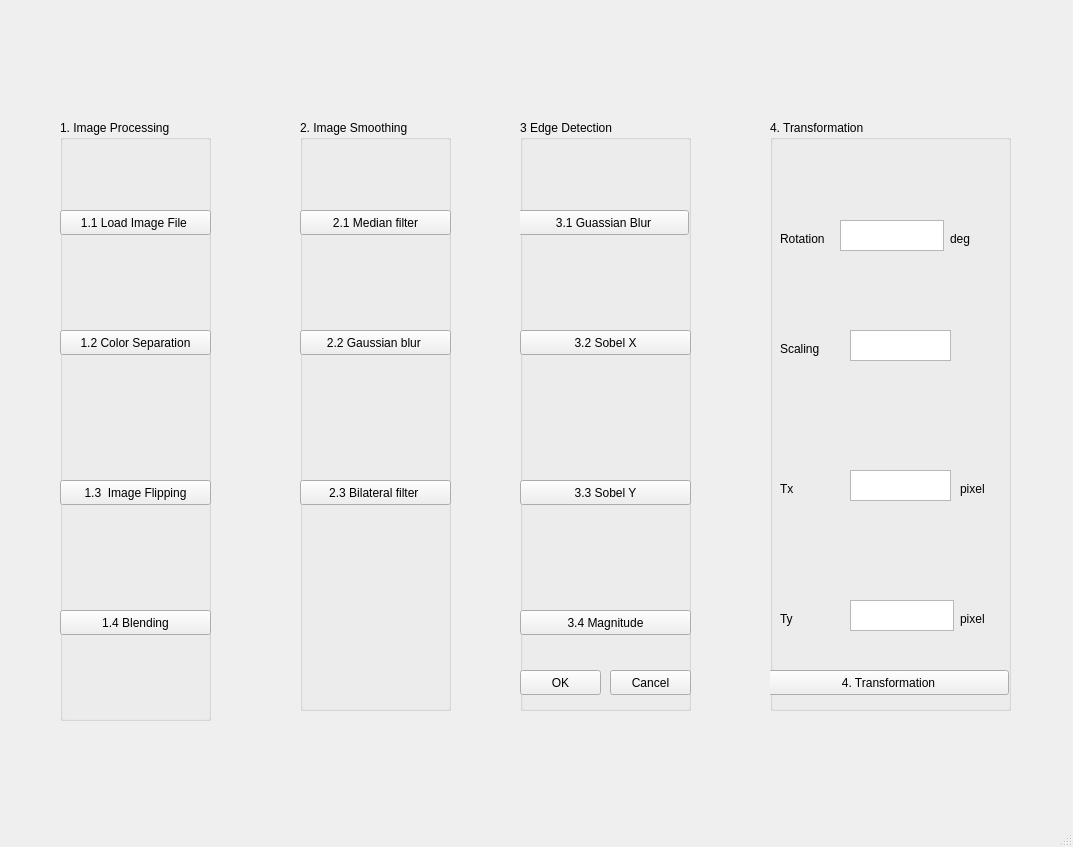
Old version of the form computer_vision/project1/UI.ui in the repository shangrex/Homework.
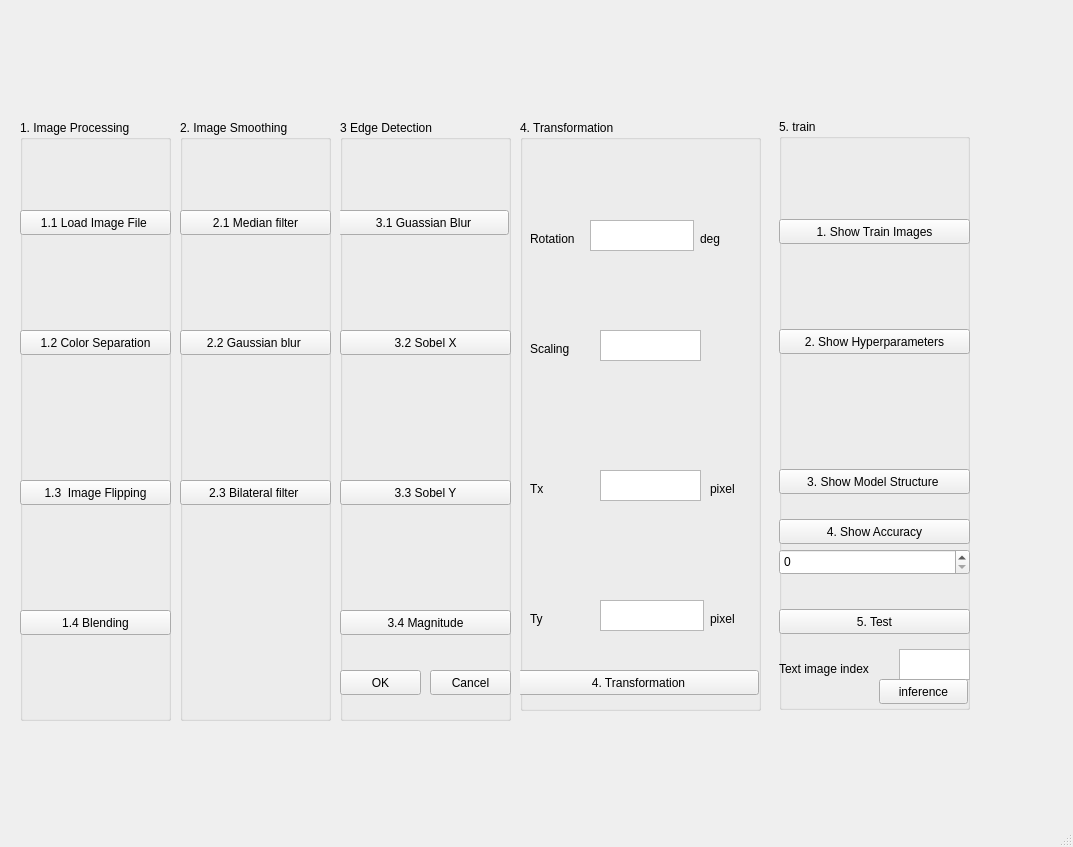
New version of the form.

```diff
--- a/computer_vision/project1/UI.ui
+++ b/computer_vision/project1/UI.ui
@@ -17,7 +17,7 @@
    <widget class="QGroupBox" name="groupBox">
     <property name="geometry">
      <rect>
-      <x>60</x>
+      <x>20</x>
       <y>120</y>
       <width>151</width>
       <height>601</height>
@@ -82,10 +82,10 @@
    <widget class="QGroupBox" name="groupBox_2">
     <property name="geometry">
      <rect>
-      <x>300</x>
+      <x>180</x>
       <y>120</y>
       <width>151</width>
-      <height>591</height>
+      <height>601</height>
      </rect>
     </property>
     <property name="title">
@@ -134,10 +134,10 @@
    <widget class="QGroupBox" name="groupBox_3">
     <property name="geometry">
      <rect>
-      <x>520</x>
+      <x>340</x>
       <y>120</y>
       <width>171</width>
-      <height>591</height>
+      <height>601</height>
      </rect>
     </property>
     <property name="title">
@@ -225,7 +225,7 @@
    <widget class="QGroupBox" name="groupBox_4">
     <property name="geometry">
      <rect>
-      <x>770</x>
+      <x>520</x>
       <y>120</y>
       <width>241</width>
       <height>591</height>
@@ -379,6 +379,130 @@
      </property>
     </widget>
    </widget>
+   <widget class="QGroupBox" name="groupBox5">
+    <property name="geometry">
+     <rect>
+      <x>779</x>
+      <y>119</y>
+      <width>191</width>
+      <height>591</height>
+     </rect>
+    </property>
+    <property name="title">
+     <string>5. train</string>
+    </property>
+    <widget class="QPushButton" name="showimages_Button">
+     <property name="geometry">
+      <rect>
+       <x>0</x>
+       <y>100</y>
+       <width>191</width>
+       <height>25</height>
+      </rect>
+     </property>
+     <property name="text">
+      <string>1. Show Train Images</string>
+     </property>
+    </widget>
+    <widget class="QPushButton" name="showparameters_Button">
+     <property name="geometry">
+      <rect>
+       <x>0</x>
+       <y>210</y>
+       <width>191</width>
+       <height>25</height>
+      </rect>
+     </property>
+     <property name="text">
+      <string>2. Show Hyperparameters</string>
+     </property>
+    </widget>
+    <widget class="QPushButton" name="showmodel_Button">
+     <property name="geometry">
+      <rect>
+       <x>0</x>
+       <y>350</y>
+       <width>191</width>
+       <height>25</height>
+      </rect>
+     </property>
+     <property name="text">
+      <string>3. Show Model Structure </string>
+     </property>
+    </widget>
+    <widget class="QPushButton" name="showaccuracy_Button">
+     <property name="geometry">
+      <rect>
+       <x>0</x>
+       <y>400</y>
+       <width>191</width>
+       <height>25</height>
+      </rect>
+     </property>
+     <property name="text">
+      <string>4. Show Accuracy</string>
+     </property>
+    </widget>
+    <widget class="QPushButton" name="test_Button">
+     <property name="geometry">
+      <rect>
+       <x>0</x>
+       <y>490</y>
+       <width>191</width>
+       <height>25</height>
+      </rect>
+     </property>
+     <property name="text">
+      <string>5. Test</string>
+     </property>
+    </widget>
+    <widget class="QSpinBox" name="Accuracy_Box">
+     <property name="geometry">
+      <rect>
+       <x>0</x>
+       <y>430</y>
+       <width>191</width>
+       <height>26</height>
+      </rect>
+     </property>
+    </widget>
+    <widget class="QTextEdit" name="choose_index">
+     <property name="geometry">
+      <rect>
+       <x>120</x>
+       <y>530</y>
+       <width>71</width>
+       <height>31</height>
+      </rect>
+     </property>
+    </widget>
+    <widget class="QPushButton" name="inference_pushButton">
+     <property name="geometry">
+      <rect>
+       <x>100</x>
+       <y>560</y>
+       <width>89</width>
+       <height>25</height>
+      </rect>
+     </property>
+     <property name="text">
+      <string>inference</string>
+     </property>
+    </widget>
+    <widget class="QLabel" name="label_4">
+     <property name="geometry">
+      <rect>
+       <x>0</x>
+       <y>540</y>
+       <width>121</width>
+       <height>20</height>
+      </rect>
+     </property>
+     <property name="text">
+      <string>Text image index</string>
+     </property>
+    </widget>
+   </widget>
   </widget>
   <widget class="QMenuBar" name="menubar">
    <property name="geometry">
```
Left out of the diff: 2 changed lines with no effect on the pictures.
